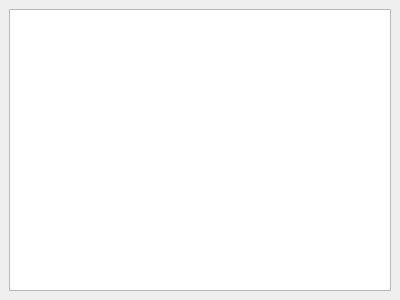
Old version of the form trading-signal-results-widget.ui in the repository shocklateboy92/se3011.
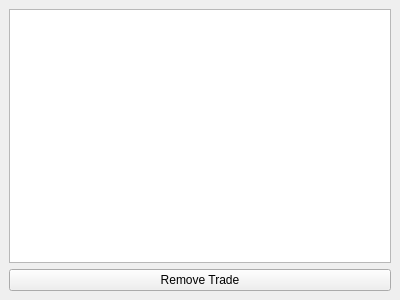
New version of the form.

Commit message: Add ability to remove from 'Your Generated Trades'

What changed in the file:
```diff
--- a/trading-signal-results-widget.ui
+++ b/trading-signal-results-widget.ui
@@ -14,9 +14,32 @@
    <string>Your Generated Trades</string>
   </property>
   <widget class="QWidget" name="dockWidgetContents">
-   <layout class="QHBoxLayout" name="horizontalLayout">
+   <layout class="QVBoxLayout" name="verticalLayout">
     <item>
-     <widget class="QTableView" name="tableView"/>
+     <widget class="QTableView" name="tableView">
+      <property name="selectionMode">
+       <enum>QAbstractItemView::SingleSelection</enum>
+      </property>
+      <property name="selectionBehavior">
+       <enum>QAbstractItemView::SelectRows</enum>
+      </property>
+      <attribute name="horizontalHeaderVisible">
+       <bool>true</bool>
+      </attribute>
+      <attribute name="horizontalHeaderHighlightSections">
+       <bool>false</bool>
+      </attribute>
+      <attribute name="verticalHeaderVisible">
+       <bool>false</bool>
+      </attribute>
+     </widget>
+    </item>
+    <item>
+     <widget class="QPushButton" name="removeButton">
+      <property name="text">
+       <string>Remove Trade</string>
+      </property>
+     </widget>
     </item>
    </layout>
   </widget>
```
The commit also changes 4 other files.
